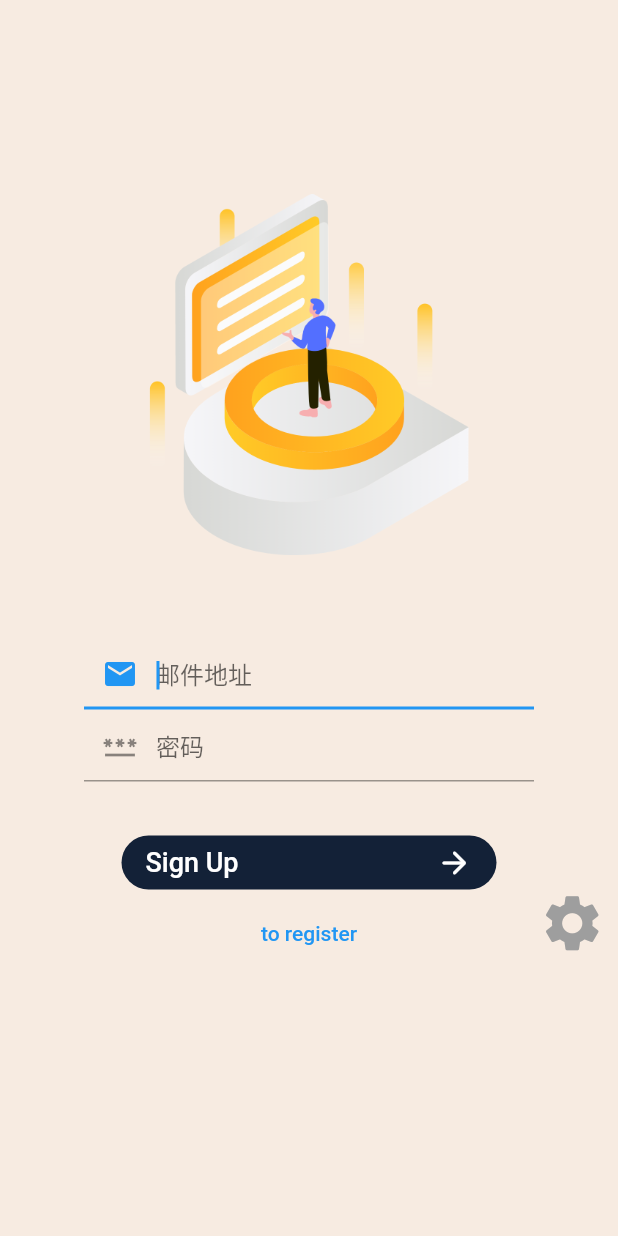
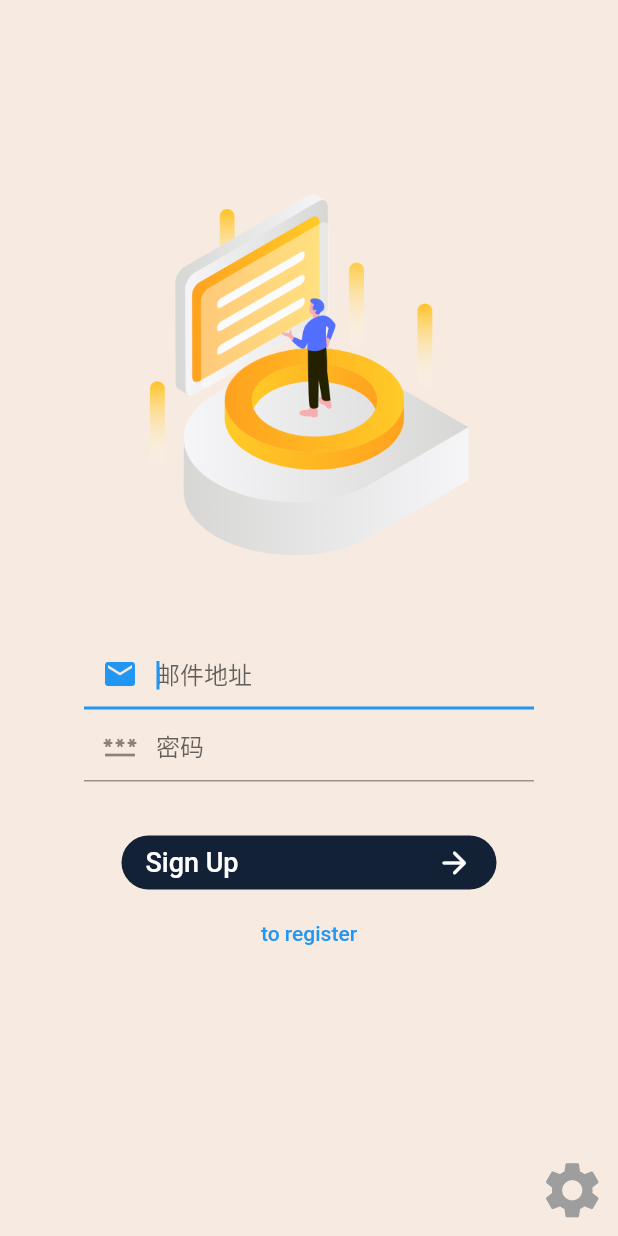
Before and after one commit to liwei1dao/lgflutter_console, a Flutter app: the screen it shows after launch, on a phone screen of 412 x 824 dp. Run offline on Flutter 3.47's test engine with Material 2 defaults, Android fonts, the phone set to English and light mode, and no system bars; drawn by our look-alikes of oktoast; our stand-ins replace convert, dio, flutter_spinkit, flutter_svg, shared_preferences; accounts and stored records are empty.

```diff
--- a/lib/scenes/login/components/login_view.dart
+++ b/lib/scenes/login/components/login_view.dart
@@ -48,9 +48,11 @@ class _LoginViewState extends State<LoginView> {
       child: Stack(
         children: [
           fromview(),
-          Positioned(
-            bottom: 0,
-            right: 0,
+          Column(
+            mainAxisAlignment: MainAxisAlignment.end,
+            children: [
+              Align(
+                alignment: Alignment.bottomRight,
                 child: IconButton(
                   iconSize: 45,
                   color: Colors.grey,
@@ -59,6 +61,8 @@ class _LoginViewState extends State<LoginView> {
                     widget.switchPage(2);
                   },
                 ),
+              ),
+            ],
           ),
         ],
       ),
--- a/lib/scenes/login/components/register_view.dart
+++ b/lib/scenes/login/components/register_view.dart
@@ -74,7 +74,7 @@ class _RegisterViewState extends State<RegisterView> {
                       ),
                     ),
                     const SizedBox(
-                      height: 25,
+                      height: 8,
                     ),
                     Row(
                       children: [
@@ -128,7 +128,7 @@ class _RegisterViewState extends State<RegisterView> {
                       ],
                     ),
                     const SizedBox(
-                      height: 25,
+                      height: 8,
                     ),
                     TextField(
                       controller: _password,
@@ -139,7 +139,7 @@ class _RegisterViewState extends State<RegisterView> {
                       ),
                     ),
                     const SizedBox(
-                      height: 25,
+                      height: 8,
                     ),
                     TextField(
                       controller: _confirmpassword,
@@ -150,7 +150,7 @@ class _RegisterViewState extends State<RegisterView> {
                       ),
                     ),
                     const SizedBox(
-                      height: 25,
+                      height: 8,
                     ),
                     Container(
                       height: 36,
--- a/lib/scenes/login/login_scene.dart
+++ b/lib/scenes/login/login_scene.dart
@@ -34,6 +34,7 @@ class _LoginSceneState extends State<LoginScene> with TickerProviderStateMixin {
   Widget build(BuildContext context) {
     return Scaffold(
       backgroundColor: const Color(0xffF7EBE1),
+      resizeToAvoidBottomInset: false,
       body: ClipRRect(
         child: Stack(
           children: [
```
Also changed, not shown: lib/scenes/home/components/home_info_view.dart (+36 -17 lines), assets/images/home_hostinfo.svg (added). Lines whose indentation alone changed are shown as unchanged.
